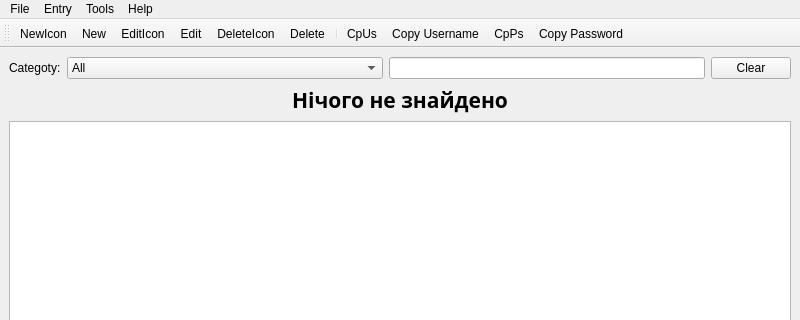
First picture: the form in PasswordManager/mainwindow.ui, repository ZakharMaksimeyko/QT_labs, before the edit; both pictures show x 0 to 800 and y 0 to 320 of the 800 by 600 pixel window.
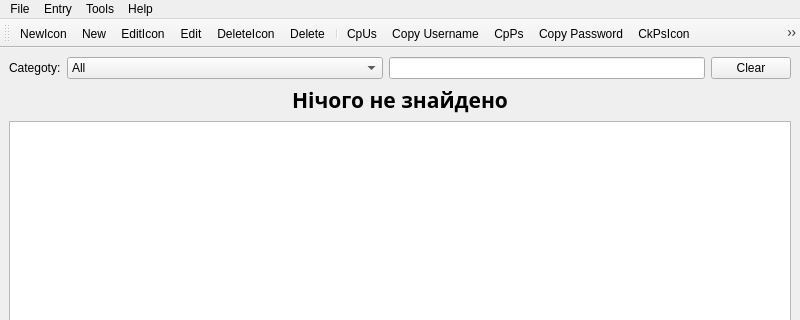
Second picture: the form after the edit. Icons and pictures are not drawn.

What changed in the file:
```diff
--- a/PasswordManager/mainwindow.ui
+++ b/PasswordManager/mainwindow.ui
@@ -183,6 +183,8 @@
    <addaction name="actionCpUs"/>
    <addaction name="actionCpPsIcon"/>
    <addaction name="actionCpPs"/>
+   <addaction name="actionCkPsIcon"/>
+   <addaction name="actionCheckPassword"/>
   </widget>
   <action name="actionNew">
    <property name="text">
@@ -285,6 +287,19 @@
     <string>About</string>
    </property>
   </action>
+  <action name="actionCheckPassword">
+   <property name="text">
+    <string>Check Password</string>
+   </property>
+  </action>
+  <action name="actionCkPsIcon">
+   <property name="icon">
+    <iconset theme="QIcon::ThemeIcon::EditFind"/>
+   </property>
+   <property name="text">
+    <string>CkPsIcon</string>
+   </property>
+  </action>
  </widget>
  <resources/>
  <connections/>
```
